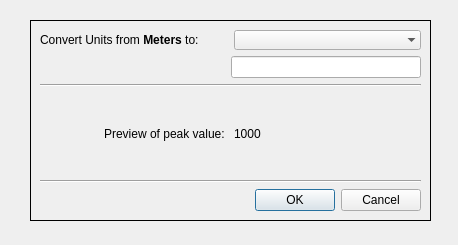
Before: the Qt Designer form specviz/data/ui/unit_change_dialog.ui in spacetelescope/specviz, drawn with Qt 5.
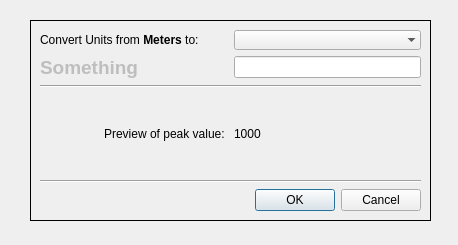
After: the same form once the commit is applied.

Commit message: Custom unit validation is complete

The edit to the form file:
```diff
--- a/specviz/data/ui/unit_change_dialog.ui
+++ b/specviz/data/ui/unit_change_dialog.ui
@@ -47,17 +47,27 @@
     <item>
      <layout class="QHBoxLayout" name="horizontalLayout_3">
       <item>
-       <spacer name="horizontalSpacer">
-        <property name="orientation">
-         <enum>Qt::Horizontal</enum>
+       <widget class="QLabel" name="label_valid_units">
+        <property name="enabled">
+         <bool>false</bool>
         </property>
-        <property name="sizeHint" stdset="0">
-         <size>
-          <width>40</width>
-          <height>20</height>
-         </size>
+        <property name="sizePolicy">
+         <sizepolicy hsizetype="MinimumExpanding" vsizetype="Preferred">
+          <horstretch>0</horstretch>
+          <verstretch>0</verstretch>
+         </sizepolicy>
         </property>
-       </spacer>
+        <property name="font">
+         <font>
+          <pointsize>14</pointsize>
+          <weight>75</weight>
+          <bold>true</bold>
+         </font>
+        </property>
+        <property name="text">
+         <string>Something</string>
+        </property>
+       </widget>
       </item>
       <item>
        <widget class="QLineEdit" name="line_custom">
```
The commit also changes 1 other file.
